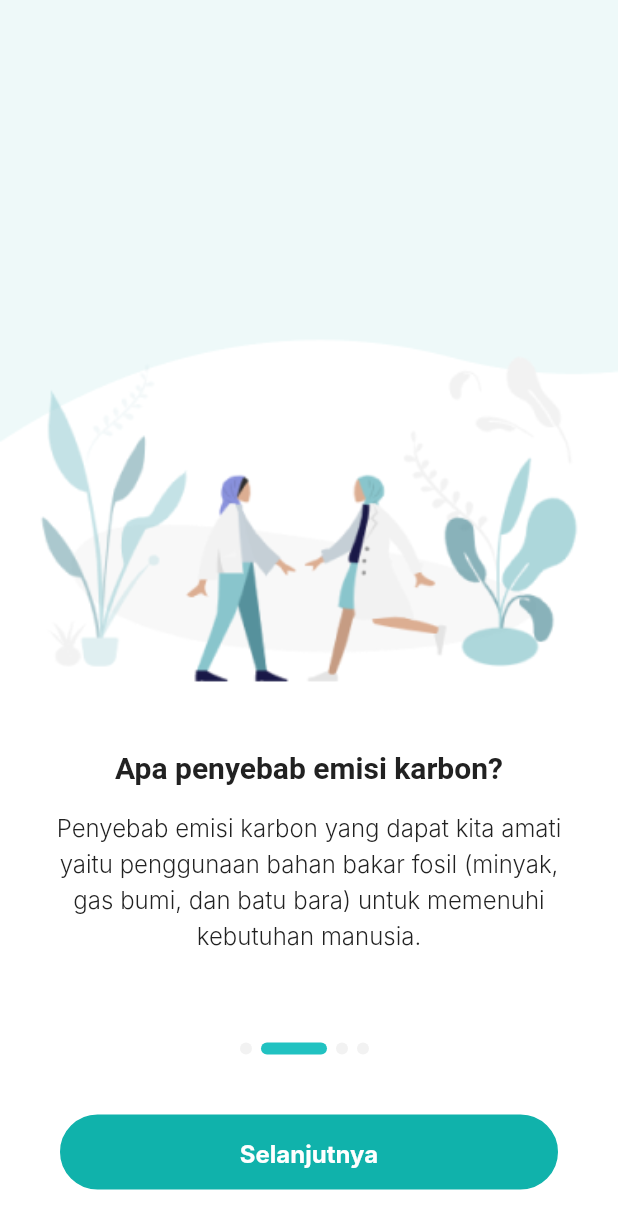
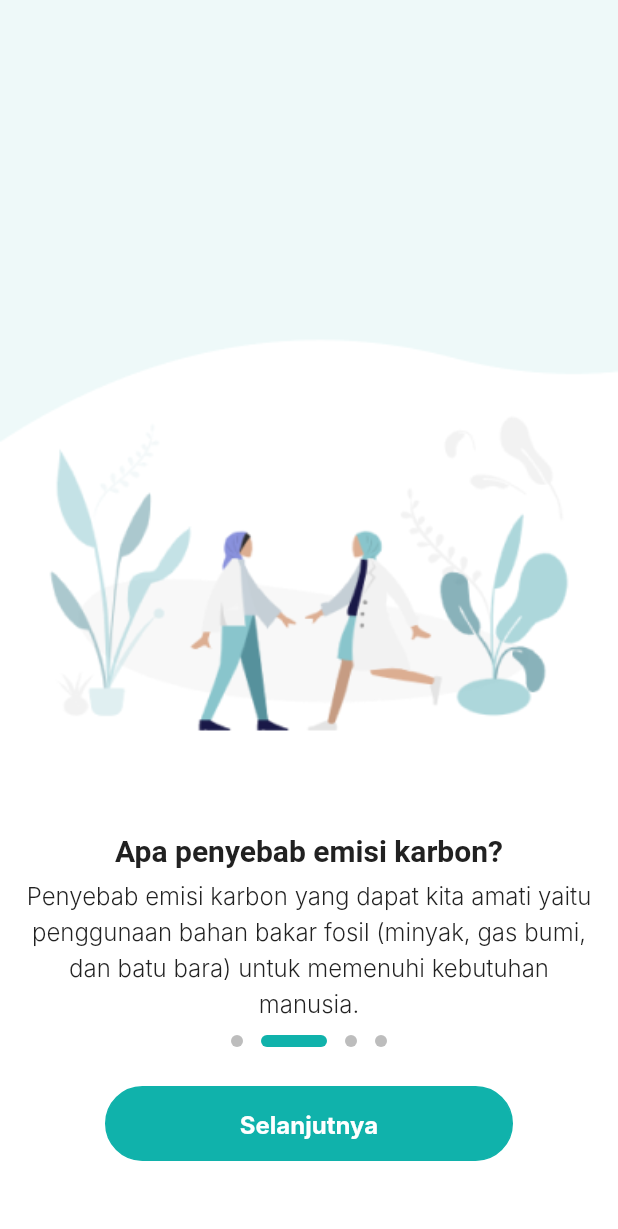
Before and after one commit to alfialfi19/mobile-carbon, a Flutter app: the screen it shows after launch, after a tap on "Selanjutnya", on a phone screen of 412 x 824 dp. Shown: the top 1229 px of the screen. Run offline on Flutter 3.47's test engine with Material 2 defaults, Android fonts, the phone set to English and light mode, and no system bars; drawn by our look-alikes of introduction_screen; our stand-ins replace bloc, dio, easy_localization, equatable, file_picker, firebase_auth and 9 more; missing offline and left inert: heic_to_jpg; accounts and stored records are empty; network calls fail; Roboto replaces fonts that are missing (Inter).

Commit message:
fix on boarding screen

```diff
--- a/lib/route_factory.dart
+++ b/lib/route_factory.dart
@@ -52,6 +52,8 @@
       return const NotFoundScreen();
     case Routes.notification:
       return const NotificationScreen();
+    case Routes.onBoarding:
+      return const OnBoardingScreen();
     case Routes.onBoarding1:
       return const OnBoarding1Screen();
     case Routes.onBoarding2:
--- a/lib/routes.dart
+++ b/lib/routes.dart
@@ -21,6 +21,7 @@
   static const myArticle = "my-article";
   static const notFound = "not-found";
   static const notification = "notification";
+  static const onBoarding = "on-boarding";
   static const onBoarding1 = "on-boarding-1";
   static const onBoarding2 = "on-boarding-2";
   static const onBoarding3 = "on-boarding-3";
--- a/lib/screens/home_screen.dart
+++ b/lib/screens/home_screen.dart
@@ -84,7 +84,7 @@
                             PrefHelper().removeAllPref();
                             Navigator.pushReplacementNamed(
                               context,
-                              Routes.onBoarding1,
+                              Routes.onBoarding,
                             );
                           }
                         }
@@ -681,7 +681,7 @@
                             PrefHelper().removeAllPref();
                             Navigator.pushReplacementNamed(
                               context,
-                              Routes.onBoarding1,
+                              Routes.onBoarding,
                             );
                           }
                         }
--- /dev/null
+++ b/lib/screens/on_boarding_screen.dart
@@ -0,0 +1,229 @@
+import 'package:flutter/material.dart';
+import 'package:introduction_screen/introduction_screen.dart';
+
+import '../commons/commons.dart';
+import '../routes.dart';
+import '../widgets/widgets.dart';
+
+class OnBoardingScreen extends StatefulWidget {
+  const OnBoardingScreen({Key? key}) : super(key: key);
+
+  @override
+  State<OnBoardingScreen> createState() => _OnBoardingScreenState();
+}
+
+class _OnBoardingScreenState extends State<OnBoardingScreen> {
+  int currentIndex = 0;
+
+  final introKey = GlobalKey<IntroductionScreenState>();
+
+  void _onIntroEnd(context) {
+    Navigator.pushNamed(
+      context,
+      Routes.signIn,
+    );
+  }
+
+  Widget _buildImage(String assetName, [double width = 350]) {
+    return Padding(
+      padding: const EdgeInsets.only(
+        top: 187.0,
+      ),
+      child: Image.asset(
+        assetName,
+        width: width,
+        fit: BoxFit.cover,
+      ),
+    );
+  }
+
+  @override
+  Widget build(BuildContext context) {
+    const pageDecoration = PageDecoration(
+      imageFlex: 2,
+      titlePadding: EdgeInsets.only(
+        top: 30.0,
+      ),
+      bodyPadding: EdgeInsets.only(
+        top: 6.0,
+      ),
+      pageColor: Colors.white,
+      imagePadding: EdgeInsets.zero,
+    );
+
+    return IntroductionScreen(
+      onChange: (index) {
+        setState(() {
+          currentIndex = index;
+        });
+      },
+      key: introKey,
+      globalBackgroundColor: Colors.white,
+      allowImplicitScrolling: true,
+      autoScrollDuration: 3000,
+      globalHeader: Align(
+        alignment: Alignment.center,
+        child: Image.asset(
+          Images.onboardHeader,
+          fit: BoxFit.cover,
+          width: double.maxFinite,
+        ),
+      ),
+      globalFooter: Container(
+        padding: const EdgeInsets.fromLTRB(
+          30.0,
+          0.0,
+          30.0,
+          50.0,
+        ),
+        child: RoundedButton(
+          label: currentIndex == 3 ? "Mulai" : "Selanjutnya",
+          action: () {
+            if (currentIndex < 3) {
+              introKey.currentState?.next();
+            } else {
+              _onIntroEnd.call(context);
+            }
+          },
+        ),
+      ),
+      pages: [
+        PageViewModel(
+          titleWidget: Text(
+            'Apa itu emisi karbon?',
+            style: Theme.of(context).textTheme.headline6?.copyWith(
+                  color: ColorPalettes.dark,
+                  fontWeight: FontWeight.w600,
+                ),
+            textAlign: TextAlign.center,
+          ),
+          bodyWidget: Text(
+            "Emisi karbon adalah proses pelepasan senyawa-senyawa "
+            "karbon ke atmosfer bumi akibat fenomena dan kejadian yang terjadi dalam kehidupan kita.",
+            style: Theme.of(context).textTheme.bodyText1?.copyWith(
+                  color: ColorPalettes.dark,
+                  fontWeight: FontWeight.w300,
+                ),
+            textAlign: TextAlign.center,
+          ),
+          image: _buildImage(Images.onboard1),
+          decoration: pageDecoration,
+        ),
+        PageViewModel(
+          titleWidget: Text(
+            'Apa penyebab emisi karbon?',
+            style: Theme.of(context).textTheme.headline6?.copyWith(
+                  color: ColorPalettes.dark,
+                  fontWeight: FontWeight.w600,
+                ),
+            textAlign: TextAlign.center,
+          ),
+          bodyWidget: Text(
+            "Penyebab emisi karbon yang dapat kita amati yaitu"
+            " penggunaan bahan bakar fosil (minyak, gas bumi, dan batu bara)"
+            " untuk memenuhi kebutuhan manusia.",
+            style: Theme.of(context).textTheme.bodyText1?.copyWith(
+                  color: ColorPalettes.dark,
+                  fontWeight: FontWeight.w300,
+                ),
+            textAlign: TextAlign.center,
+          ),
+          image: _buildImage(Images.onboard2),
+          decoration: pageDecoration,
+        ),
+        PageViewModel(
+          titleWidget: Text(
+            'Apa dampak dari emisi karbon?',
+            style: Theme.of(context).textTheme.headline6?.copyWith(
+                  color: ColorPalettes.dark,
+                  fontWeight: FontWeight.w600,
+                ),
+            textAlign: TextAlign.center,
+          ),
+          bodyWidget: Text(
+            "Secara umum, dampak yang dapat dirasakan dari emisi karbon"
+            " yaitu meningkatnya suhu bumi per tahun dan cuaca esktrem yang"
+            " menyebabkan timbulnya berbagai penyakit baru yang berevolusi.",
+            style: Theme.of(context).textTheme.bodyText1?.copyWith(
+                  color: ColorPalettes.dark,
+                  fontWeight: FontWeight.w300,
+                ),
+            textAlign: TextAlign.center,
+          ),
+          image: _buildImage(Images.onboard3),
+          decoration: pageDecoration,
+        ),
+        PageViewModel(
+          titleWidget: RichText(
+            text: TextSpan(
+              text: 'Mari mulai dengan ',
+              style: Theme.of(context).textTheme.headline6?.copyWith(
+                    color: ColorPalettes.dark,
+                    fontWeight: FontWeight.w600,
+                  ),
+              children: [
+                TextSpan(
+                  text: 'Daur ',
+                  style: Theme.of(context).textTheme.headline6?.copyWith(
+                        color: ColorPalettes.primary,
+                        fontWeight: FontWeight.w600,
+                      ),
+                ),
+                TextSpan(
+                  text: 'Karbon',
+                  style: Theme.of(context).textTheme.headline6?.copyWith(
+                        color: ColorPalettes.dark,
+                        fontWeight: FontWeight.w600,
+                      ),
+                ),
+              ],
+            ),
+          ),
+          bodyWidget: Text(
+            "Aplikasi Daur Karbon akan membantu Anda untuk"
+            " memantau jejak emisi karbon yang telah Anda"
+            " keluarkan dan juga memberi informasi terkait"
+            " dengan lingkungan sekitar Anda.",
+            style: Theme.of(context).textTheme.bodyText1?.copyWith(
+                  color: ColorPalettes.dark,
+                  fontWeight: FontWeight.w300,
+                ),
+            textAlign: TextAlign.center,
+          ),
+          image: _buildImage(Images.onboard4),
+          decoration: pageDecoration,
+        ),
+      ],
+      // onDone: () => _onIntroEnd(context),
+      showSkipButton: false,
+      skipOrBackFlex: 0,
+      nextFlex: 0,
+      showBackButton: false,
+      showNextButton: false,
+      showDoneButton: false,
+      // showBackButton: true,
+      // back: const Icon(Icons.arrow_back),
+      // skip: const Text('Skip', style: TextStyle(fontWeight: FontWeight.w600)),
+      // next: const Icon(Icons.arrow_forward),
+      // done: const Text('Done', style: TextStyle(fontWeight: FontWeight.w600)),
+      //rtl: true, // Display as right-to-left
+      curve: Curves.fastLinearToSlowEaseIn,
+      controlsMargin: const EdgeInsets.all(16),
+      controlsPadding: const EdgeInsets.fromLTRB(8.0, 4.0, 8.0, 4.0),
+      dotsDecorator: const DotsDecorator(
+        size: Size(8.0, 8.0),
+        color: Color(0xFFBDBDBD),
+        activeSize: Size(44.0, 8.0),
+        activeShape: RoundedRectangleBorder(
+          borderRadius: BorderRadius.all(Radius.circular(25.0)),
+        ),
+      ),
+      dotsContainerDecorator: const ShapeDecoration(
+        color: Colors.transparent,
+        shape: RoundedRectangleBorder(
+          borderRadius: BorderRadius.all(Radius.circular(8.0)),
+        ),
+      ),
+    );
+  }
+}
--- a/lib/screens/profile_screen.dart
+++ b/lib/screens/profile_screen.dart
@@ -274,7 +274,7 @@
           PrefHelper().removeAllPref();
 
           Navigator.of(context).pushNamedAndRemoveUntil(
-            Routes.onBoarding1,
+            Routes.onBoarding,
             (route) => false,
           );
         },
--- a/lib/screens/screens.dart
+++ b/lib/screens/screens.dart
@@ -24,6 +24,7 @@
 export 'on_boarding_2_screen.dart';
 export 'on_boarding_3_screen.dart';
 export 'on_boarding_4_screen.dart';
+export 'on_boarding_screen.dart';
 export 'point_screen.dart';
 export 'profile_screen.dart';
 export 'register_screen.dart';
--- a/lib/screens/splash_screen.dart
+++ b/lib/screens/splash_screen.dart
@@ -19,7 +19,7 @@
     _checkSession(context);
     Timer(
       const Duration(seconds: 1),
-      () => Navigator.pushReplacementNamed(context, Routes.onBoarding1),
+      () => Navigator.pushReplacementNamed(context, Routes.onBoarding),
     );
   }
 
--- a/pubspec.yaml
+++ b/pubspec.yaml
@@ -32,6 +32,7 @@
   heic_to_jpg: ^0.2.0
   http: ^0.13.5
   image_picker: ^0.8.6
+  introduction_screen: "3.1.4"
   japx: ^2.0.3
   json_annotation: ^4.3.0   # Annotation for json serialization and deserialization
   #  requires SDK version >=2.17.1 <3.0.0
```
Also changed, not shown: pubspec.lock.
